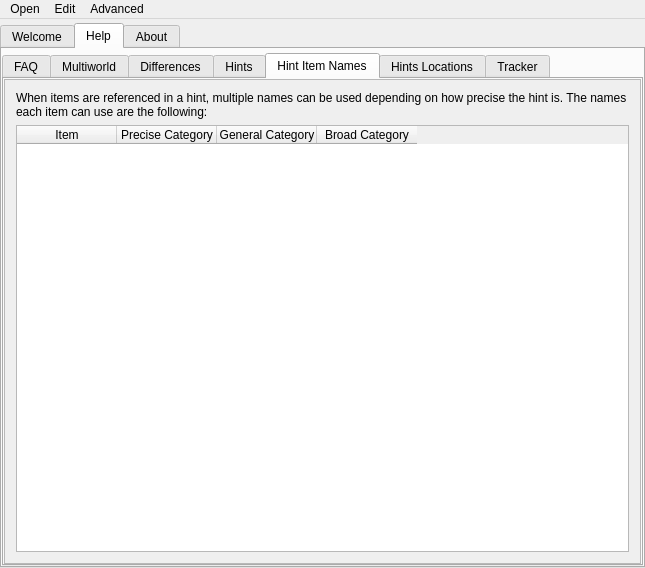
Qt form randovania/gui/ui_files/main_window.ui (randovania/randovania) before a commit.
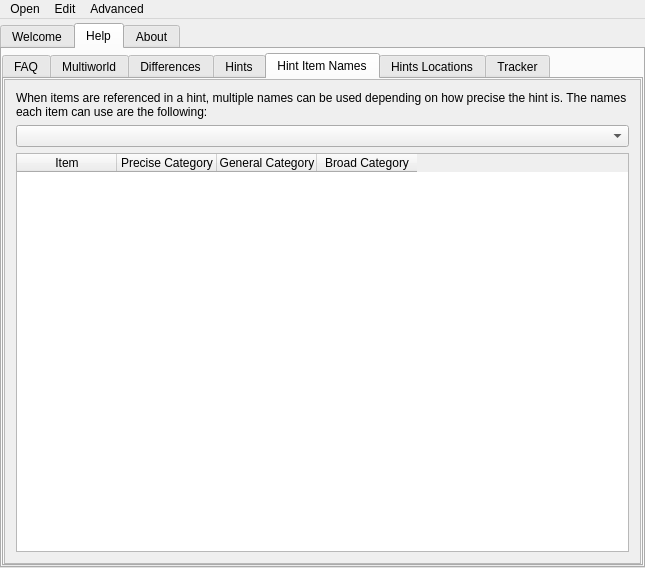
The same form after that commit. The open tabs and pages were chosen to show the change. Icons and pictures are not drawn.

Commit message: You can choose which Prime game to the *Hint Item Names* tab uses.

Patch:
```diff
--- a/randovania/gui/ui_files/main_window.ui
+++ b/randovania/gui/ui_files/main_window.ui
@@ -891,8 +891,8 @@
                 <rect>
                  <x>0</x>
                  <y>0</y>
-                 <width>98</width>
-                 <height>370</height>
+                 <width>635</width>
+                 <height>483</height>
                 </rect>
                </property>
                <layout class="QVBoxLayout" name="hint_item_names_scroll_layout">
@@ -909,6 +909,9 @@
                   </property>
                  </widget>
                 </item>
+                <item>
+                 <widget class="QComboBox" name="hint_item_names_game_combo"/>
+                </item>
                 <item>
                  <widget class="QTableWidget" name="hint_item_names_tree_widget">
                   <property name="editTriggers">
```
Left out of the diff: 4 changed lines with no effect on the pictures. The commit also changes 2 other files.
